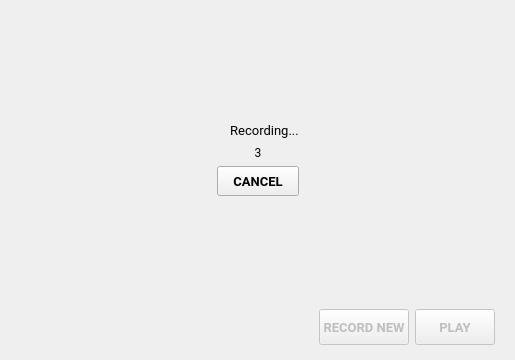
This is android/android-emu/android/skin/qt/extended-pages/record-macro-page.ui in aosp-mirror/platform_external_qemu as Qt 5 draws it before an edit. The edited form follows.
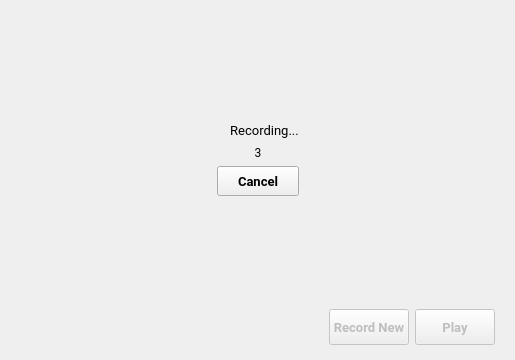
This is the edited form. The open tabs and pages were chosen to show the change. Icons and pictures are not drawn. Custom widgets are drawn as their Qt base class.

What changed in the file:
```diff
--- a/android/android-emu/android/skin/qt/extended-pages/record-macro-page.ui
+++ b/android/android-emu/android/skin/qt/extended-pages/record-macro-page.ui
@@ -352,7 +352,7 @@
               </font>
              </property>
              <property name="text">
-              <string>CANCEL</string>
+              <string>Cancel</string>
              </property>
              <property name="ColorGroup" stdset="0">
               <string>Button</string>
@@ -440,7 +440,7 @@
         <enum>Qt::LeftToRight</enum>
        </property>
        <property name="text">
-        <string>RECORD NEW</string>
+        <string>Record New</string>
        </property>
        <property name="icon">
         <iconset resource="../resources.qrc">
@@ -489,7 +489,7 @@
         <enum>Qt::LeftToRight</enum>
        </property>
        <property name="text">
-        <string>PLAY</string>
+        <string>Play</string>
        </property>
        <property name="icon">
         <iconset resource="../resources.qrc">
```
